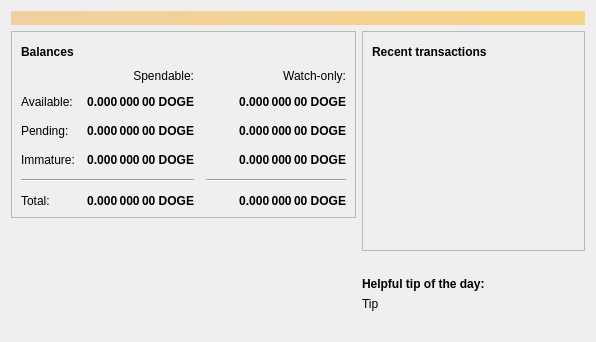
The window that src/qt/forms/overviewpage.ui (KaitoSawano/repos) describes before a commit, drawn with Qt 5.
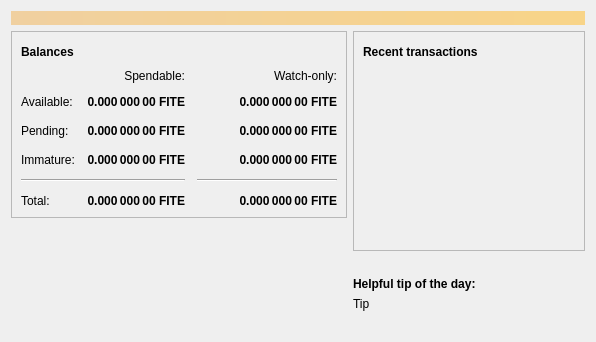
The same window after the commit. Icons and pictures are not drawn.

Patch:
```diff
--- a/src/qt/forms/overviewpage.ui
+++ b/src/qt/forms/overviewpage.ui
@@ -129,7 +129,7 @@
                <string>Unconfirmed transactions to watch-only addresses</string>
               </property>
               <property name="text">
-               <string notr="true">0.000 000 00 DOGE</string>
+               <string notr="true">0.000 000 00 FITE</string>
               </property>
               <property name="alignment">
                <set>Qt::AlignRight|Qt::AlignTrailing|Qt::AlignVCenter</set>
@@ -154,7 +154,7 @@
                <string>Total of transactions that have yet to be confirmed, and do not yet count toward the spendable balance</string>
               </property>
               <property name="text">
-               <string notr="true">0.000 000 00 DOGE</string>
+               <string notr="true">0.000 000 00 FITE</string>
               </property>
               <property name="alignment">
                <set>Qt::AlignRight|Qt::AlignTrailing|Qt::AlignVCenter</set>
@@ -179,7 +179,7 @@
                <string>Mined balance in watch-only addresses that has not yet matured</string>
               </property>
               <property name="text">
-               <string notr="true">0.000 000 00 DOGE</string>
+               <string notr="true">0.000 000 00 FITE</string>
               </property>
               <property name="alignment">
                <set>Qt::AlignRight|Qt::AlignTrailing|Qt::AlignVCenter</set>
@@ -237,7 +237,7 @@
                <string>Mined balance that has not yet matured</string>
               </property>
               <property name="text">
-               <string notr="true">0.000 000 00 DOGE</string>
+               <string notr="true">0.000 000 00 FITE</string>
               </property>
               <property name="alignment">
                <set>Qt::AlignRight|Qt::AlignTrailing|Qt::AlignVCenter</set>
@@ -282,7 +282,7 @@
                <string>Your current total balance</string>
               </property>
               <property name="text">
-               <string notr="true">0.000 000 00 DOGE</string>
+               <string notr="true">0.000 000 00 FITE</string>
               </property>
               <property name="alignment">
                <set>Qt::AlignRight|Qt::AlignTrailing|Qt::AlignVCenter</set>
@@ -307,7 +307,7 @@
                <string>Current total balance in watch-only addresses</string>
               </property>
               <property name="text">
-               <string notr="true">0.000 000 00 DOGE</string>
+               <string notr="true">0.000 000 00 FITE</string>
               </property>
               <property name="alignment">
                <set>Qt::AlignRight|Qt::AlignTrailing|Qt::AlignVCenter</set>
@@ -349,7 +349,7 @@
                <string>Your current spendable balance</string>
               </property>
               <property name="text">
-               <string notr="true">0.000 000 00 DOGE</string>
+               <string notr="true">0.000 000 00 FITE</string>
               </property>
               <property name="alignment">
                <set>Qt::AlignRight|Qt::AlignTrailing|Qt::AlignVCenter</set>
@@ -374,7 +374,7 @@
                <string>Your current balance in watch-only addresses</string>
               </property>
               <property name="text">
-               <string notr="true">0.000 000 00 DOGE</string>
+               <string notr="true">0.000 000 00 FITE</string>
               </property>
               <property name="alignment">
                <set>Qt::AlignRight|Qt::AlignTrailing|Qt::AlignVCenter</set>
```
